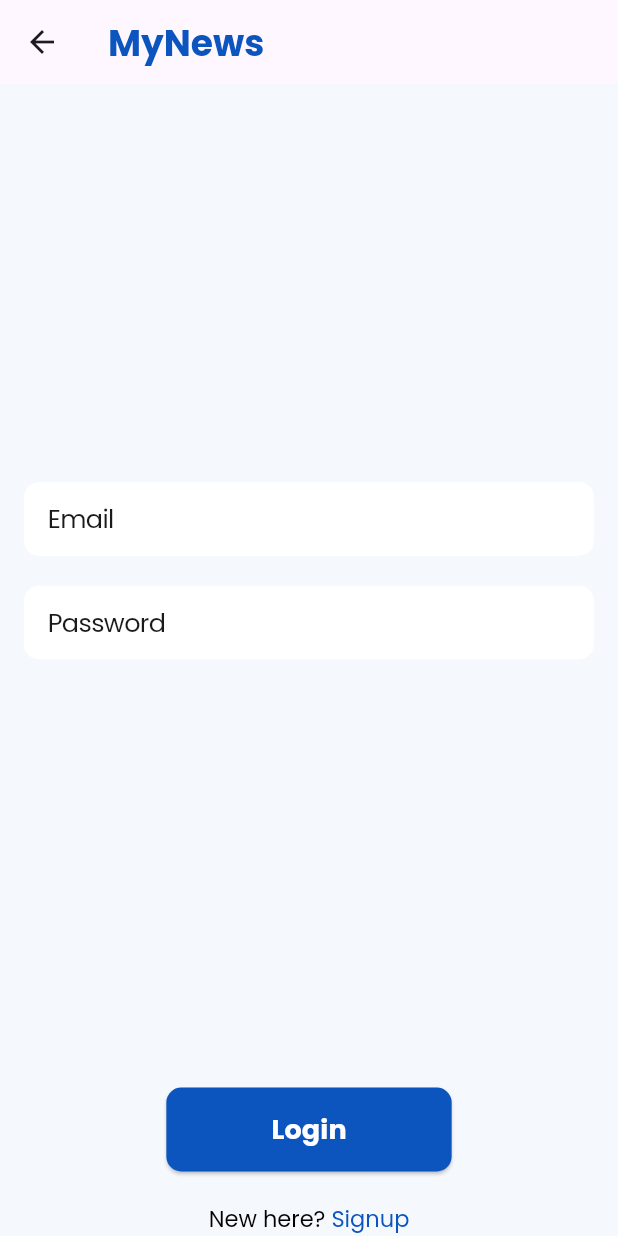
After one commit to anazhtz/newsapplication, a Flutter app: the LoginPage screen opened directly, on a phone screen of 412 x 824 dp. The commit adds this screen. Run offline on Flutter 3.47's test engine with Material 3 defaults, Android fonts, the phone set to English and light mode, and no system bars; our stand-ins replace firebase_core, hexcolor; accounts and stored records are empty.

Commit message:
login page ui done

```diff
--- a/lib/main.dart
+++ b/lib/main.dart
@@ -7,11 +7,10 @@ void main() {
 
 class MyApp extends StatelessWidget {
   const MyApp({super.key});
-
-  // This widget is the root of your application.
   @override
   Widget build(BuildContext context) {
     return MaterialApp(
+      debugShowCheckedModeBanner: false,
       title: 'News App',
       theme: ThemeData(
         colorScheme: ColorScheme.fromSeed(seedColor: Colors.deepPurple),
--- /dev/null
+++ b/lib/view/loginpage/loginpage.dart
@@ -0,0 +1,78 @@
+import 'package:flutter/material.dart';
+import 'package:newsapplication/core/conts.dart';
+import 'package:newsapplication/custom_widgets/cupertino_textfield.dart';
+import 'package:newsapplication/custom_widgets/custom_button.dart';
+import 'package:newsapplication/custom_widgets/login_or_signup.dart';
+import 'package:newsapplication/view/signuppage/signup.dart';
+
+class LoginPage extends StatelessWidget {
+  const LoginPage({super.key});
+
+  @override
+  Widget build(BuildContext context) {
+    final emailController = TextEditingController();
+    final passwordController = TextEditingController();
+
+    return Scaffold(
+      appBar: AppBar(
+        title: Text(
+          'MyNews',
+          style: TextStyle(
+            fontFamily: "PoppinsBold",
+            color: AppColors.primaryColor,
+            fontSize: 24,
+            fontWeight: FontWeight.bold,
+          ),
+        ),
+      ),
+      backgroundColor: AppColors.appColor,
+      body: Column(
+        mainAxisAlignment: MainAxisAlignment.end,
+        children: [
+          Expanded(
+            child: Center(
+              child: Padding(
+                padding: const EdgeInsets.all(16.0),
+                child: Column(
+                  mainAxisAlignment: MainAxisAlignment.center,
+                  crossAxisAlignment: CrossAxisAlignment.start,
+                  children: [
+                    CustomCupertinoTextField(
+                      placeholder: "Email",
+                      controller: emailController,
+                    ),
+                    const SizedBox(height: 20),
+                    CustomCupertinoTextField(
+                      placeholder: "Password",
+                      obscureText: true,
+                      controller: passwordController,
+                    ),
+                  ],
+                ),
+              ),
+            ),
+          ),
+          Padding(
+            padding: const EdgeInsets.symmetric(vertical: 20.0),
+            child: Center(
+              child: CustomButton(
+                buttonText: 'Login',
+                onPressed: () {},
+              ),
+            ),
+          ),
+          AskingLoginOrSignup(
+            firstText: 'New here? ',
+            secondText: 'Signup',
+            onTap: () {
+              Navigator.push(
+                context,
+                MaterialPageRoute(builder: (context) => const SignupPage()),
+              );
+            },
+          )
+        ],
+      ),
+    );
+  }
+}
```
Also changed, not shown: 1 other file.
